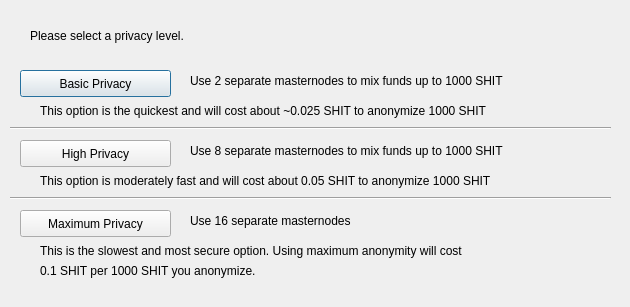
First picture: the form in src/qt/forms/obfuscationconfig.ui, repository CryptoNeverSleeps/shit, before the edit.
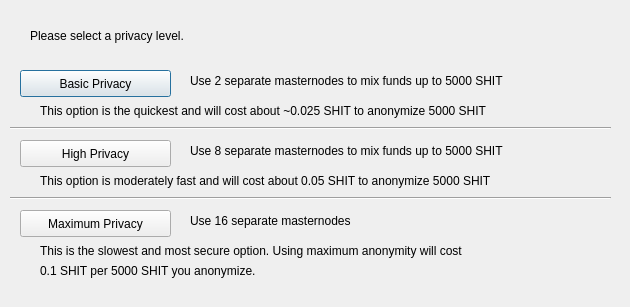
Second picture: the form after the edit.

Diff of the .ui file:
```diff
--- a/src/qt/forms/obfuscationconfig.ui
+++ b/src/qt/forms/obfuscationconfig.ui
@@ -75,7 +75,7 @@
     </rect>
    </property>
    <property name="text">
-    <string>Use 2 separate masternodes to mix funds up to 1000 SHIT</string>
+    <string>Use 2 separate masternodes to mix funds up to 5000 SHIT</string>
    </property>
   </widget>
   <widget class="QLabel" name="label_3">
@@ -88,7 +88,7 @@
     </rect>
    </property>
    <property name="text">
-    <string>Use 8 separate masternodes to mix funds up to 1000 SHIT</string>
+    <string>Use 8 separate masternodes to mix funds up to 5000 SHIT</string>
    </property>
   </widget>
   <widget class="QLabel" name="label_4">
@@ -114,7 +114,7 @@
     </rect>
    </property>
    <property name="text">
-    <string>This option is the quickest and will cost about ~0.025 SHIT to anonymize 1000 SHIT</string>
+    <string>This option is the quickest and will cost about ~0.025 SHIT to anonymize 5000 SHIT</string>
    </property>
   </widget>
   <widget class="QLabel" name="label_7">
@@ -127,7 +127,7 @@
     </rect>
    </property>
    <property name="text">
-    <string>This option is moderately fast and will cost about 0.05 SHIT to anonymize 1000 SHIT</string>
+    <string>This option is moderately fast and will cost about 0.05 SHIT to anonymize 5000 SHIT</string>
    </property>
   </widget>
   <widget class="QLabel" name="label_8">
@@ -153,7 +153,7 @@
     </rect>
    </property>
    <property name="text">
-    <string>0.1 SHIT per 1000 SHIT you anonymize.</string>
+    <string>0.1 SHIT per 5000 SHIT you anonymize.</string>
    </property>
   </widget>
   <widget class="Line" name="line">
```
